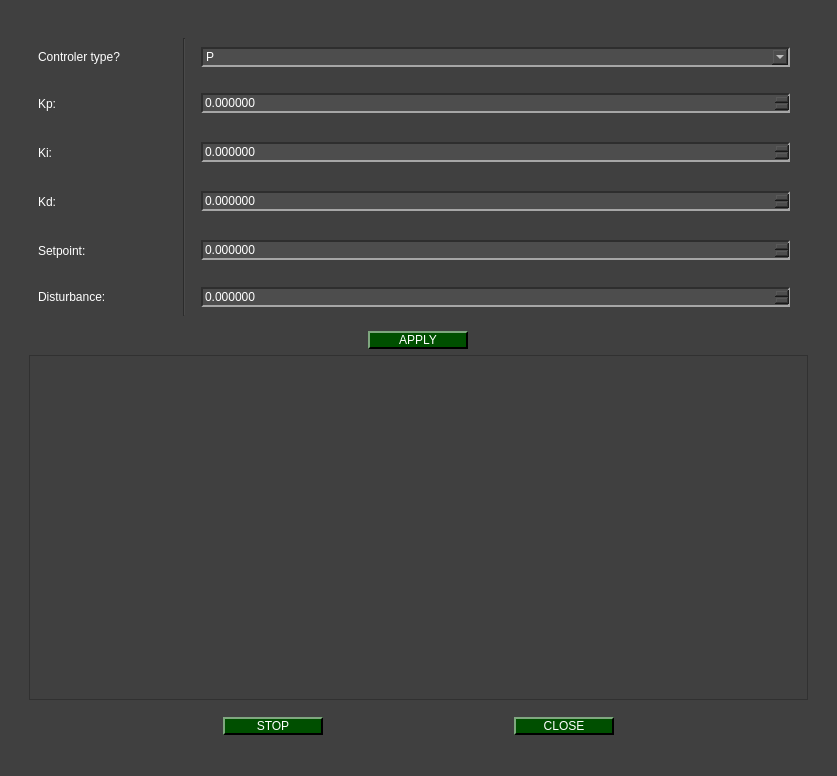
The window that pydaq/uis/PyDAQ_pid_control_window_dialog.ui (viniciusfs14/pydaq) describes before a commit, drawn with Qt 5.
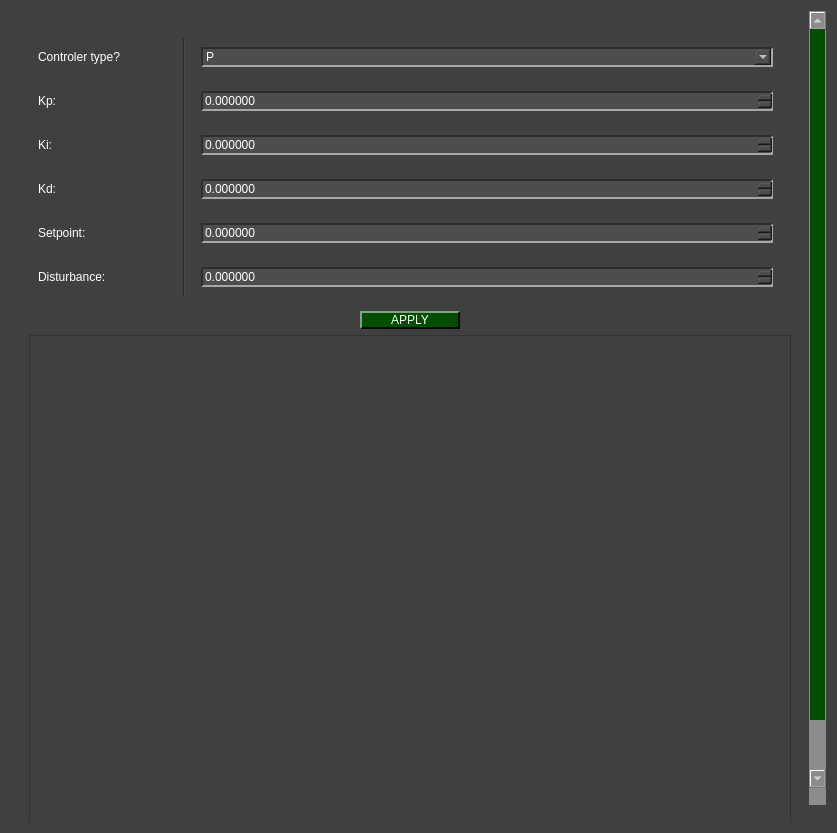
The same window after the commit. Icons and pictures are not drawn.

What changed in the file:
```diff
--- a/pydaq/uis/PyDAQ_pid_control_window_dialog.ui
+++ b/pydaq/uis/PyDAQ_pid_control_window_dialog.ui
@@ -7,7 +7,7 @@
     <x>0</x>
     <y>0</y>
     <width>837</width>
-    <height>776</height>
+    <height>833</height>
    </rect>
   </property>
   <property name="windowTitle">
@@ -438,9 +438,9 @@
       <property name="geometry">
        <rect>
         <x>0</x>
-        <y>-4</y>
+        <y>0</y>
         <width>802</width>
-        <height>769</height>
+        <height>944</height>
        </rect>
       </property>
       <layout class="QGridLayout" name="gridLayout_2">
@@ -740,7 +740,7 @@
                <property name="minimumSize">
                 <size>
                  <width>550</width>
-                 <height>325</height>
+                 <height>500</height>
                 </size>
                </property>
                <layout class="QHBoxLayout" name="image_layout"/>
```
